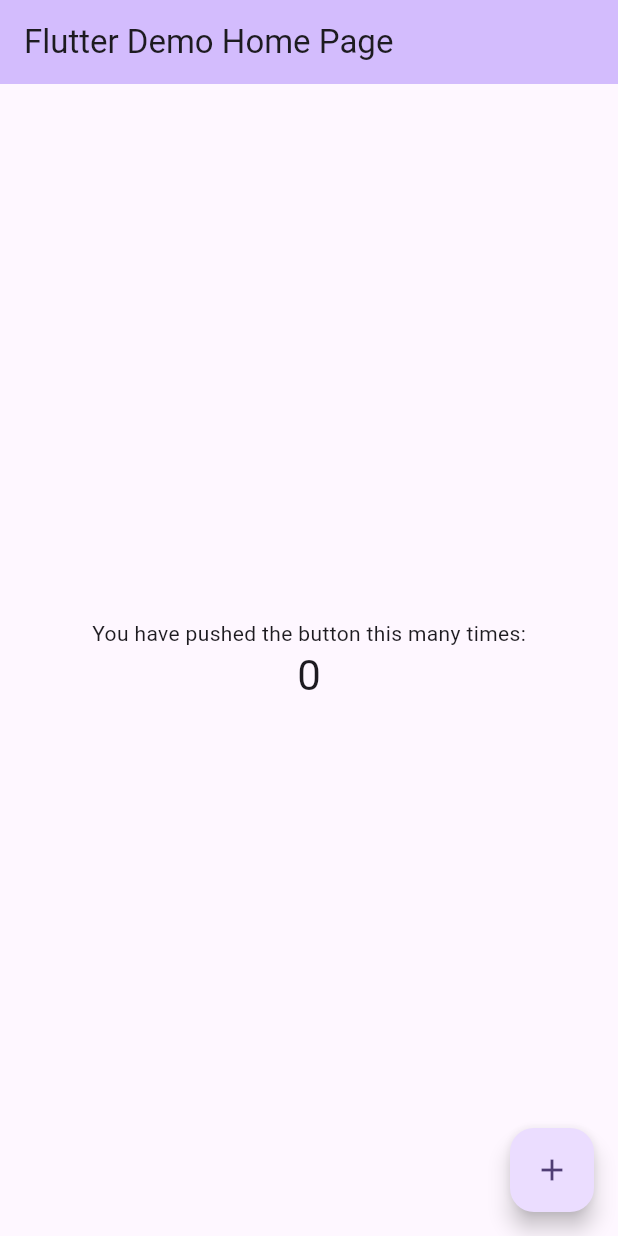
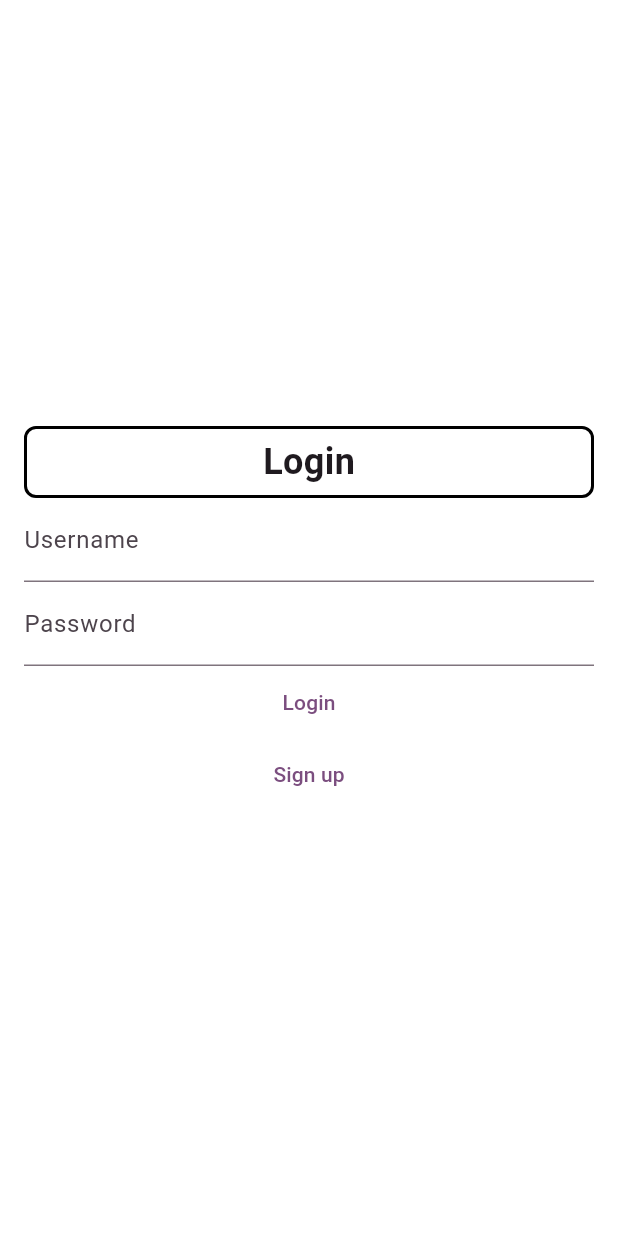
Before and after one commit to lucasg-maciel/ToDoList, a Flutter app: the screen it shows after launch, on a phone screen of 412 x 824 dp. Run offline on Flutter 3.47's test engine with Material 3 defaults, Android fonts, the phone set to English and light mode, and no system bars; our stand-ins replace firebase_core; accounts and stored records are empty.

Commit message:
implementação da página de login

```diff
--- /dev/null
+++ b/lib/form_data.dart
@@ -0,0 +1,23 @@
+
+enum AuthMode {
+Signup,
+Login }
+
+class FormData {
+  String email = '';
+  String password = '';
+  String name = '';
+  AuthMode _mode = AuthMode.Login;
+
+  bool get isLogin {
+    return _mode == AuthMode.Login;
+  }
+
+  bool get isSignup {
+    return _mode == AuthMode.Signup;
+  }
+
+  void toggleMode() {
+    _mode = isLogin ? AuthMode.Signup : AuthMode.Login;
+  }
+}
--- /dev/null
+++ b/lib/login_page.dart
@@ -0,0 +1,81 @@
+import 'package:flutter/material.dart';
+import 'package:to_do_list/form_data.dart';
+
+class LoginPage extends StatefulWidget {
+
+  const LoginPage({Key? key}) : super(key: key);
+
+  @override
+  _LoginPageState createState() => _LoginPageState();
+}
+
+class _LoginPageState extends State<LoginPage> {
+
+
+  final _formData = FormData();
+
+
+
+
+
+
+
+  @override
+  Widget build(BuildContext context) {
+    return Scaffold(
+      backgroundColor: Colors.white,
+      body: Padding(
+        padding: EdgeInsets.all(16.0),
+        child: Column(
+          mainAxisAlignment: MainAxisAlignment.center,
+          children: [
+            SizedBox(
+              child: Container(
+                padding: EdgeInsets.all(5.0),
+                alignment: Alignment.center,
+                width: double.infinity,
+                decoration: BoxDecoration(
+
+                  border: Border.all(color: Colors.black, width: 2),
+                  borderRadius: BorderRadius.circular(8),
+              ),
+                child: Text(
+                  'Login',
+                  style: TextStyle(fontSize: 24, fontWeight: FontWeight.bold),
+                ),
+
+              ),
+            ),
+            TextFormField(
+              key: Key('username'),
+              onChanged: (value) {
+                _formData.name = value;
+              },
+              decoration:  InputDecoration(
+                labelText: 'Username'),
+            ),
+            TextFormField(
+              key: Key('password'),
+              onChanged: (value) {
+                _formData.password = value;
+              },
+              decoration:  InputDecoration(
+                labelText: 'Password'),
+              obscureText: true,
+            ),
+            TextButton(
+              onPressed: () {
+              },
+              child:  Text('Login'),
+            ),
+            TextButton(
+              onPressed: () {
+              },
+              child:  Text('Sign up'),
+            ),
+          ],
+        ),
+      ),
+    );
+  }
+}
--- a/lib/main.dart
+++ b/lib/main.dart
@@ -1,5 +1,6 @@
 import 'package:flutter/material.dart';
 import 'package:firebase_core/firebase_core.dart';
+import 'package:to_do_list/login_page.dart';
 import 'firebase_options.dart';
 
 void main() async {
@@ -13,116 +14,17 @@ void main() async {
 class MyApp extends StatelessWidget {
   const MyApp({super.key});
 
-  // This widget is the root of your application.
   @override
   Widget build(BuildContext context) {
     return MaterialApp(
       title: 'Flutter Demo',
       theme: ThemeData(
-        // This is the theme of your application.
-        //
-        // TRY THIS: Try running your application with "flutter run". You'll see
-        // the application has a purple toolbar. Then, without quitting the app,
-        // try changing the seedColor in the colorScheme below to Colors.green
-        // and then invoke "hot reload" (save your changes or press the "hot
-        // reload" button in a Flutter-supported IDE, or press "r" if you used
-        // the command line to start the app).
-        //
-        // Notice that the counter didn't reset back to zero; the application
-        // state is not lost during the reload. To reset the state, use hot
-        // restart instead.
-        //
-        // This works for code too, not just values: Most code changes can be
-        // tested with just a hot reload.
-        colorScheme: ColorScheme.fromSeed(seedColor: Colors.deepPurple),
+        colorScheme: ColorScheme.fromSeed(seedColor: Colors.purple),
       ),
-      home: const MyHomePage(title: 'Flutter Demo Home Page'),
+      home: LoginPage(),
+      debugShowCheckedModeBanner: false,
+
     );
   }
+
 }
-
-class MyHomePage extends StatefulWidget {
-  const MyHomePage({super.key, required this.title});
-
-  // This widget is the home page of your application. It is stateful, meaning
-  // that it has a State object (defined below) that contains fields that affect
-  // how it looks.
-
-  // This class is the configuration for the state. It holds the values (in this
-  // case the title) provided by the parent (in this case the App widget) and
-  // used by the build method of the State. Fields in a Widget subclass are
-  // always marked "final".
-
-  final String title;
-
-  @override
-  State<MyHomePage> createState() => _MyHomePageState();
-}
-
-class _MyHomePageState extends State<MyHomePage> {
-  int _counter = 0;
-
-  void _incrementCounter() {
-    setState(() {
-      // This call to setState tells the Flutter framework that something has
-      // changed in this State, which causes it to rerun the build method below
-      // so that the display can reflect the updated values. If we changed
-      // _counter without calling setState(), then the build method would not be
-      // called again, and so nothing would appear to happen.
-      _counter++;
-    });
-  }
-
-  @override
-  Widget build(BuildContext context) {
-    // This method is rerun every time setState is called, for instance as done
-    // by the _incrementCounter method above.
-    //
-    // The Flutter framework has been optimized to make rerunning build methods
-    // fast, so that you can just rebuild anything that needs updating rather
-    // than having to individually change instances of widgets.
-    return Scaffold(
-      appBar: AppBar(
-        // TRY THIS: Try changing the color here to a specific color (to
-        // Colors.amber, perhaps?) and trigger a hot reload to see the AppBar
-        // change color while the other colors stay the same.
-        backgroundColor: Theme.of(context).colorScheme.inversePrimary,
-        // Here we take the value from the MyHomePage object that was created by
-        // the App.build method, and use it to set our appbar title.
-        title: Text(widget.title),
-      ),
-      body: Center(
-        // Center is a layout widget. It takes a single child and positions it
-        // in the middle of the parent.
-        child: Column(
-          // Column is also a layout widget. It takes a list of children and
-          // arranges them vertically. By default, it sizes itself to fit its
-          // children horizontally, and tries to be as tall as its parent.
-          //
-          // Column has various properties to control how it sizes itself and
-          // how it positions its children. Here we use mainAxisAlignment to
-          // center the children vertically; the main axis here is the vertical
-          // axis because Columns are vertical (the cross axis would be
-          // horizontal).
-          //
-          // TRY THIS: Invoke "debug painting" (choose the "Toggle Debug Paint"
-          // action in the IDE, or press "p" in the console), to see the
-          // wireframe for each widget.
-          mainAxisAlignment: MainAxisAlignment.center,
-          children: <Widget>[
-            const Text('You have pushed the button this many times:'),
-            Text(
-              '$_counter',
-              style: Theme.of(context).textTheme.headlineMedium,
-            ),
-          ],
-        ),
-      ),
-      floatingActionButton: FloatingActionButton(
-        onPressed: _incrementCounter,
-        tooltip: 'Increment',
-        child: const Icon(Icons.add),
-      ), // This trailing comma makes auto-formatting nicer for build methods.
-    );
-  }
-}
```
Also changed, not shown: firebase.json, 3 other files.
